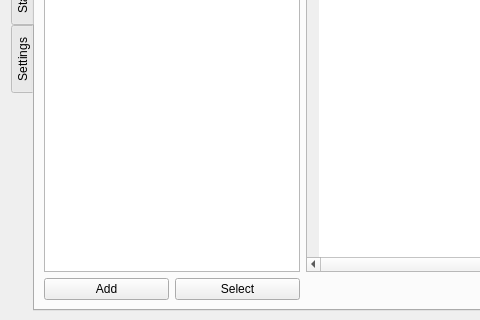
The window that cjk-trainer/ui/MainWindow.ui (mruiz42/cjk-trainer) describes before a commit, drawn with Qt 5; both pictures show x 0 to 480 and y 400 to 720 of the 960 by 720 pixel window.
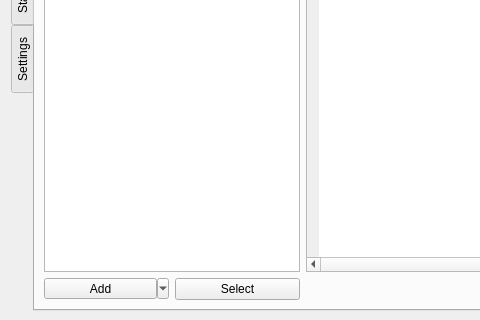
The same window after the commit. Icons and pictures are not drawn.

Commit message: added new UI stuff including menu button. Editing tables works, need to work on adding and deleting rows

Patch:
```diff
--- a/cjk-trainer/ui/MainWindow.ui
+++ b/cjk-trainer/ui/MainWindow.ui
@@ -179,11 +179,29 @@
                 </property>
                </widget>
               </item>
-              <item row="0" column="1">
-               <widget class="QPushButton" name="pushButton_wordList_add">
+              <item row="0" column="0">
+               <widget class="QToolButton" name="toolButton_add">
+                <property name="sizePolicy">
+                 <sizepolicy hsizetype="Minimum" vsizetype="Fixed">
+                  <horstretch>0</horstretch>
+                  <verstretch>0</verstretch>
+                 </sizepolicy>
+                </property>
                 <property name="text">
                  <string>Add</string>
                 </property>
+                <property name="checkable">
+                 <bool>false</bool>
+                </property>
+                <property name="popupMode">
+                 <enum>QToolButton::MenuButtonPopup</enum>
+                </property>
+                <property name="toolButtonStyle">
+                 <enum>Qt::ToolButtonIconOnly</enum>
+                </property>
+                <property name="arrowType">
+                 <enum>Qt::NoArrow</enum>
+                </property>
                </widget>
               </item>
              </layout>
```
Left out of the diff: 14 changed lines with no effect on the pictures. The commit also changes 4 other files.
